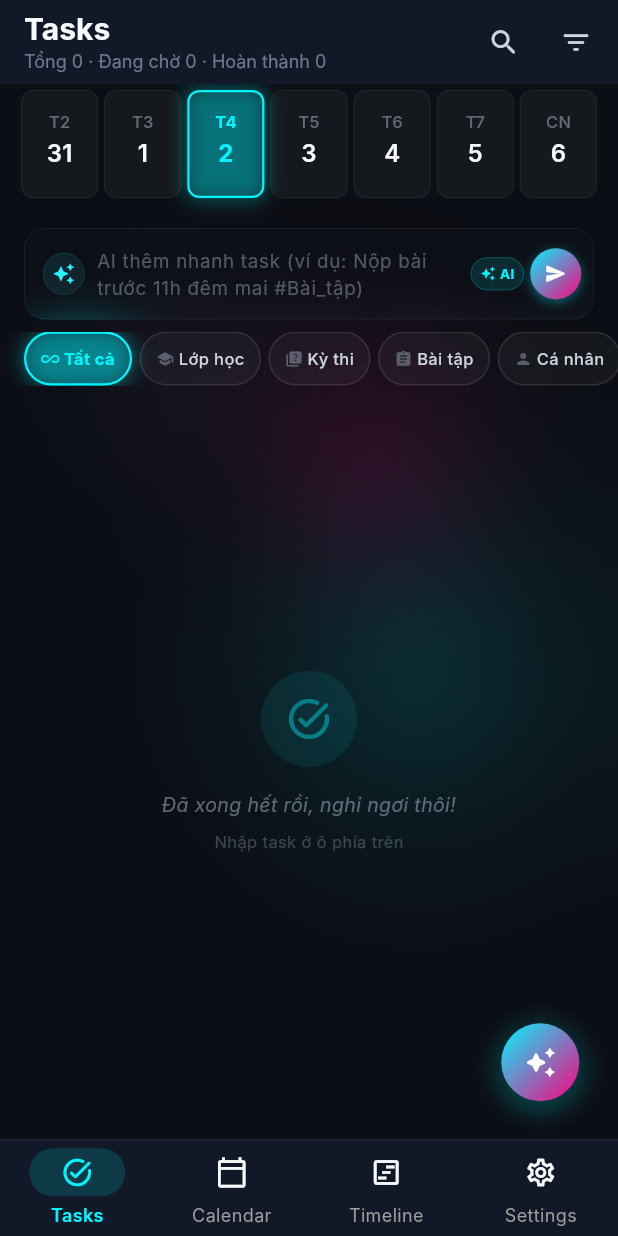
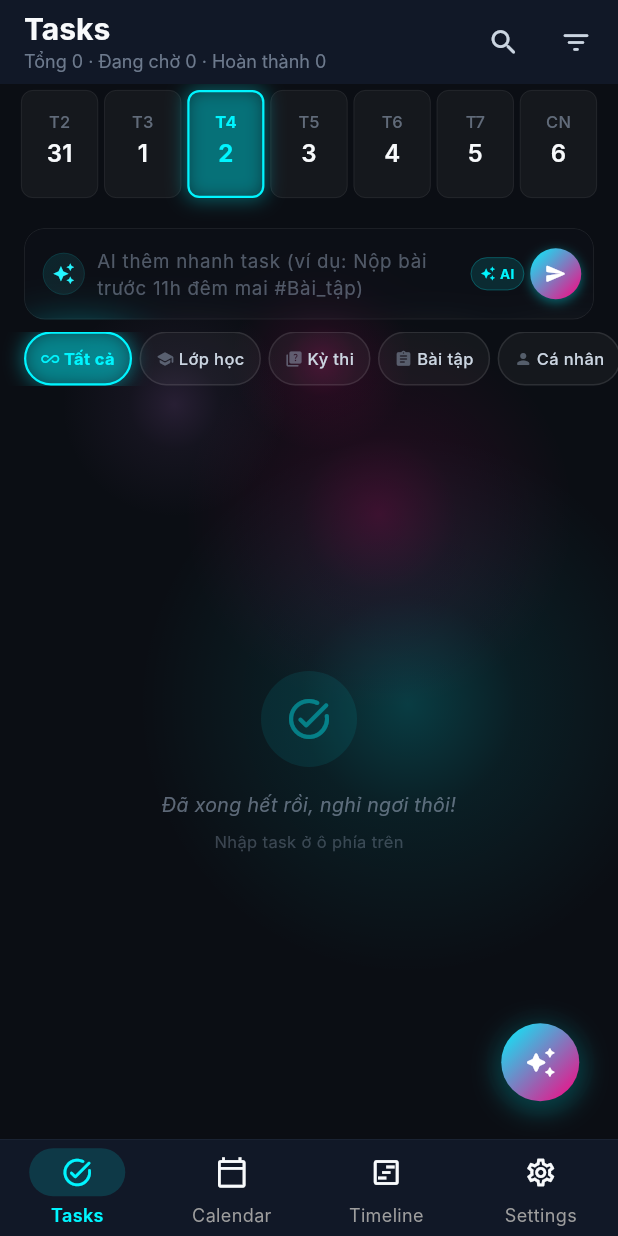
Before and after one commit to minhphat239/SuperNote, a Flutter app: the screen it shows once a user with an empty profile is signed in, on a phone screen of 412 x 824 dp. Run offline on Flutter 3.47's test engine with Material 3 defaults, Android fonts, the phone set to English and light mode, and no system bars; our stand-ins replace audioplayers, cloud_firestore, connectivity_plus, file_picker, firebase_auth, firebase_core and 7 more; missing offline and left inert: home_widget, window_manager; accounts and stored records are empty; network calls fail; Roboto replaces fonts that are missing (Inter).

Commit message:
fix(perf): eliminate startup ANR on mobile
- CyberpunkBackground: mobile now renders static orbs (no full-screen
  BackdropFilter blur, no 12s repeat animation) to avoid GPU overload
  and ANR on Android devices; desktop keeps animated glass effect
- Firebase.initializeApp wrapped with 10s timeout + try/catch so app
  never blocks before runApp

```diff
--- a/lib/main.dart
+++ b/lib/main.dart
@@ -70,9 +70,14 @@ void main() async {
   tz.initializeTimeZones();
   tz.setLocalLocation(tz.getLocation('Asia/Ho_Chi_Minh'));
 
-  await Firebase.initializeApp(
-    options: DefaultFirebaseOptions.currentPlatform,
-  );
+  try {
+    await Firebase.initializeApp(
+      options: DefaultFirebaseOptions.currentPlatform,
+    ).timeout(const Duration(seconds: 10));
+  } catch (e) {
+    // Never block startup on Firebase — app continues in local-only mode.
+    debugPrint('Firebase init skipped/failed: $e');
+  }
   await initializeDateFormatting('vi', null);
 
   // window_manager is NOT supported on Android/iOS — calling it there
--- a/lib/shared/widgets/cyberpunk_background.dart
+++ b/lib/shared/widgets/cyberpunk_background.dart
@@ -1,5 +1,6 @@
 import 'dart:math';
 import 'dart:ui' as ui;
+import 'package:flutter/foundation.dart';
 import 'package:flutter/material.dart';
 import '../../core/theme/app_theme.dart';
 
@@ -15,13 +16,21 @@ class _CyberpunkBackgroundState extends State<CyberpunkBackground>
     with SingleTickerProviderStateMixin {
   late AnimationController _controller;
 
+  // Full-screen BackdropFilter + continuous repaint is very expensive on
+  // mobile GPUs and can cause ANR on low-end devices. Keep it static there.
+  bool get _isMobile =>
+      !kIsWeb &&
+      (defaultTargetPlatform == TargetPlatform.android ||
+          defaultTargetPlatform == TargetPlatform.iOS);
+
   @override
   void initState() {
     super.initState();
     _controller = AnimationController(
       vsync: this,
       duration: const Duration(seconds: 12),
-    )..repeat();
+    );
+    if (!_isMobile) _controller.repeat();
   }
 
   @override
@@ -32,6 +41,28 @@ class _CyberpunkBackgroundState extends State<CyberpunkBackground>
 
   @override
   Widget build(BuildContext context) {
+    if (_isMobile) {
+      return Container(
+        color: AppColors.background,
+        child: Stack(
+          fit: StackFit.expand,
+          children: [
+            RepaintBoundary(
+              child: CustomPaint(
+                painter: _OrbPainter(
+                  progress: 0.25,
+                  orbColors: AppColors.orbColors,
+                  orbOpacity: AppColors.orbOpacity,
+                ),
+                size: Size.infinite,
+              ),
+            ),
+            widget.child,
+          ],
+        ),
+      );
+    }
+
     return AnimatedBuilder(
       animation: _controller,
       builder: (context, _) {
```
